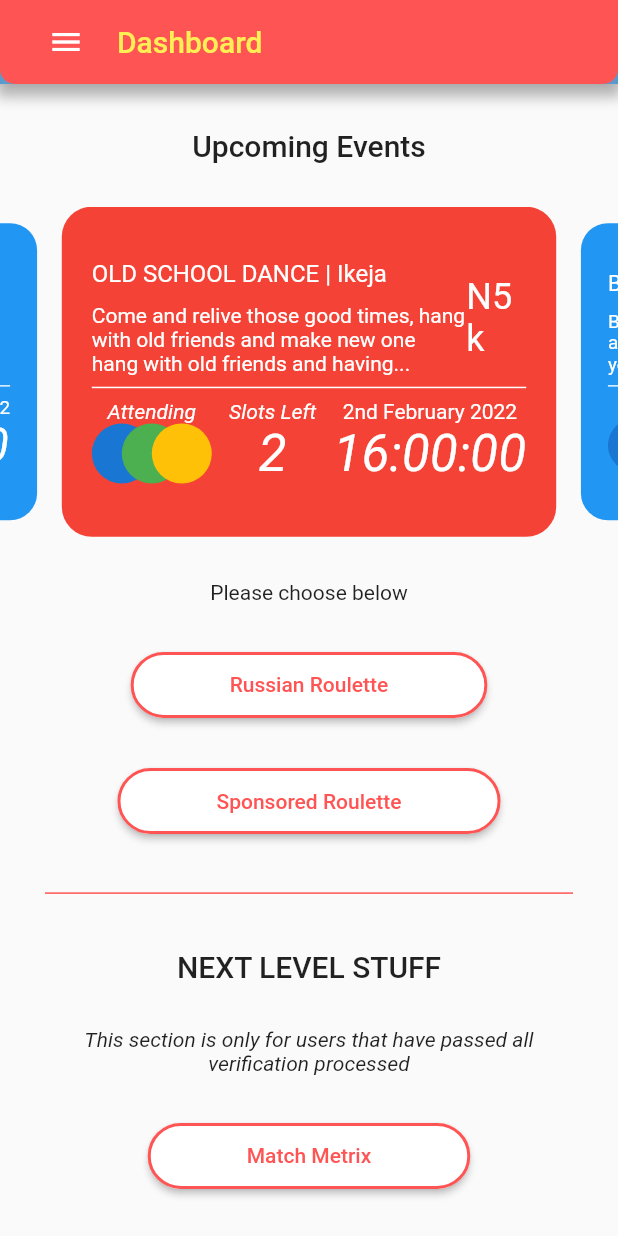
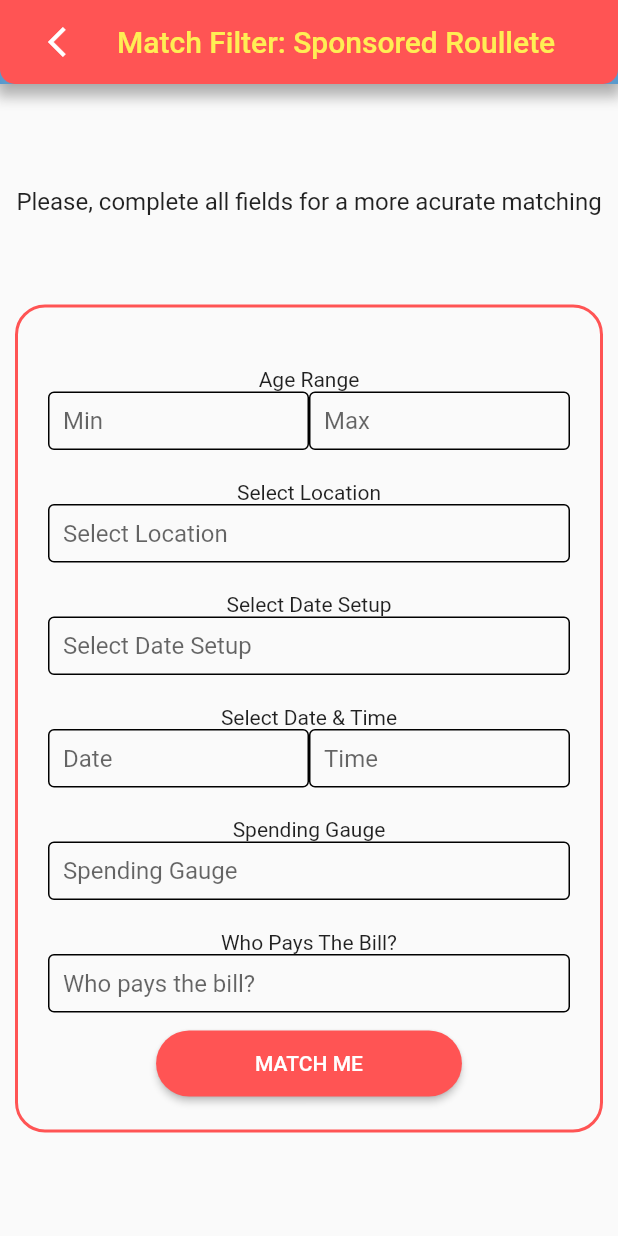
Before and after one commit to EniRox001/birddie, a Flutter app: the Dashboard screen opened directly, after a tap on "Sponsored Roulette", on a phone screen of 412 x 824 dp. Run offline on Flutter 3.47's test engine with Material 2 defaults, Android fonts, the phone set to English and light mode, and no system bars; drawn by our look-alikes of card_swiper; our stand-ins replace google_fonts, intl_phone_field.

Commit message:
completed sponsored roulette screen

```diff
--- a/lib/screens/dashboard.dart
+++ b/lib/screens/dashboard.dart
@@ -1,4 +1,5 @@
 import 'package:birddie/screens/event_details.dart';
+import 'package:birddie/screens/sponsored_roulette.dart';
 import 'package:birddie/utils/functions.dart';
 import 'package:birddie/widgets/w_appbar.dart';
 import 'package:birddie/widgets/w_elevated_button.dart';
@@ -64,7 +65,12 @@ class _DashboardState extends State<Dashboard> {
               outlined: true,
             ),
             WElevatedButton(
-              onPressed: () {},
+              onPressed: () {
+                navigate(
+                  context,
+                  const SponsoredRoullete(),
+                );
+              },
               text: 'Sponsored Roulette',
               outlined: true,
             ),
--- a/lib/screens/gender_dob.dart
+++ b/lib/screens/gender_dob.dart
@@ -5,6 +5,7 @@ import 'package:birddie/widgets/w_elevated_button.dart';
 import 'package:birddie/widgets/w_inputfield.dart';
 import 'package:flutter/material.dart';
 import 'package:google_fonts/google_fonts.dart';
+import 'package:birddie/widgets/w_gender_dob.dart';
 
 class GenderDOB extends StatefulWidget {
   const GenderDOB({super.key});
@@ -197,49 +198,3 @@ class _GenderDOBState extends State<GenderDOB> {
     );
   }
 }
-
-class WRememberMe extends StatelessWidget {
-  const WRememberMe({
-    Key? key,
-    required this.isChecked,
-    required this.text,
-    required this.onChanged,
-  }) : super(key: key);
-
-  final bool isChecked;
-  final String text;
-  final void Function(bool?) onChanged;
-
-  @override
-  Widget build(BuildContext context) {
-    return Row(
-      mainAxisAlignment: MainAxisAlignment.center,
-      children: [
-        Checkbox(
-          value: isChecked,
-          onChanged: onChanged,
-          shape: RoundedRectangleBorder(
-            borderRadius: BorderRadius.circular(
-              5.0,
-            ),
-          ),
-          checkColor: Colors.white,
-          activeColor: Colors.red,
-          side: const BorderSide(
-            color: Colors.red,
-            width: 2.5,
-          ),
-        ),
-        SizedBox(
-          width: MediaQuery.of(context).size.width / 1.4,
-          child: Text(text,
-              style: Theme.of(context)
-                  .textTheme
-                  .bodyText1!
-                  .copyWith(color: Colors.white),
-              textAlign: TextAlign.center),
-        )
-      ],
-    );
-  }
-}
--- /dev/null
+++ b/lib/screens/sponsored_roulette.dart
@@ -0,0 +1,199 @@
+import 'package:birddie/screens/gender_dob.dart';
+import 'package:birddie/utils/colors.dart';
+import 'package:birddie/utils/functions.dart';
+import 'package:birddie/widgets/w_appbar.dart';
+import 'package:birddie/widgets/w_elevated_button.dart';
+import 'package:birddie/widgets/w_textfield.dart';
+import 'package:flutter/material.dart';
+import 'package:flutter/services.dart';
+
+class SponsoredRoullete extends StatefulWidget {
+  const SponsoredRoullete({super.key});
+
+  @override
+  State<SponsoredRoullete> createState() => _SponsoredRoulleteState();
+}
+
+class _SponsoredRoulleteState extends State<SponsoredRoullete> {
+  TextEditingController minAgeController = TextEditingController();
+  TextEditingController maxAgeController = TextEditingController();
+  TextEditingController locationController = TextEditingController();
+  TextEditingController dateSetupController = TextEditingController();
+  TextEditingController dateController = TextEditingController();
+  TextEditingController timeController = TextEditingController();
+  TextEditingController spendingGaugeController = TextEditingController();
+  TextEditingController payBillController = TextEditingController();
+  bool termsAndConditionsRoulette = false;
+
+  @override
+  void dispose() {
+    minAgeController;
+    maxAgeController;
+    locationController;
+    dateSetupController;
+    dateController;
+    timeController;
+    spendingGaugeController;
+    payBillController;
+    super.dispose();
+  }
+
+  @override
+  Widget build(BuildContext context) {
+    return SafeArea(
+      child: Scaffold(
+        resizeToAvoidBottomInset: false,
+        appBar: AppBar(
+          automaticallyImplyLeading: false,
+          flexibleSpace: WAppBar(
+            onBackPressed: () => navigateBack(context),
+            title: 'Match Filter: Sponsored Roullete',
+            subData: false,
+          ),
+        ),
+        body: Padding(
+          padding: const EdgeInsets.all(10.0),
+          child: Column(
+            mainAxisAlignment: MainAxisAlignment.spaceEvenly,
+            crossAxisAlignment: CrossAxisAlignment.center,
+            children: <Widget>[
+              Text(
+                'Please, complete all fields for a more acurate matching',
+                style: Theme.of(context).textTheme.titleMedium,
+                textAlign: TextAlign.center,
+              ),
+              Container(
+                padding: const EdgeInsets.all(20.0),
+                decoration: BoxDecoration(
+                  border: Border.all(
+                    color: CustomColors.mainRedColor,
+                    width: 2.0,
+                  ),
+                  borderRadius: BorderRadius.circular(20.0),
+                ),
+                child: Column(
+                  children: <Widget>[
+                    WLabelTextField(
+                      text: 'Age Range',
+                      widget: Row(
+                        children: [
+                          Flexible(
+                            child: WTextField(
+                              controller: minAgeController,
+                              hintText: 'Min',
+                              inputType: TextInputType.number,
+                              inputFormatters: <TextInputFormatter>[
+                                FilteringTextInputFormatter.digitsOnly
+                              ],
+                            ),
+                          ),
+                          Flexible(
+                            child: WTextField(
+                              controller: maxAgeController,
+                              hintText: 'Max',
+                              inputType: TextInputType.number,
+                              inputFormatters: <TextInputFormatter>[
+                                FilteringTextInputFormatter.digitsOnly
+                              ],
+                            ),
+                          ),
+                        ],
+                      ),
+                    ),
+                    WLabelTextField(
+                      text: 'Select Location',
+                      widget: WTextField(
+                        controller: locationController,
+                        hintText: 'Select Location',
+                      ),
+                    ),
+                    WLabelTextField(
+                      text: 'Select Date Setup',
+                      widget: WTextField(
+                        controller: dateSetupController,
+                        hintText: 'Select Date Setup',
+                      ),
+                    ),
+                    WLabelTextField(
+                      text: 'Select Date & Time',
+                      widget: Row(
+                        children: [
+                          Flexible(
+                            child: WTextField(
+                              controller: dateController,
+                              hintText: 'Date',
+                              inputType: TextInputType.datetime,
+                            ),
+                          ),
+                          Flexible(
+                            child: WTextField(
+                              controller: timeController,
+                              hintText: 'Time',
+                              inputType: TextInputType.datetime,
+                            ),
+                          ),
+                        ],
+                      ),
+                    ),
+                    WLabelTextField(
+                      text: 'Spending Gauge',
+                      widget: WTextField(
+                        controller: spendingGaugeController,
+                        hintText: 'Spending Gauge',
+                        inputType: TextInputType.number,
+                        inputFormatters: <TextInputFormatter>[
+                          FilteringTextInputFormatter.digitsOnly
+                        ],
+                      ),
+                    ),
+                    WLabelTextField(
+                      text: 'Who Pays The Bill?',
+                      widget: WTextField(
+                        controller: payBillController,
+                        hintText: 'Who pays the bill?',
+                      ),
+                    ),
+                    const SizedBox(
+                      height: 10.0,
+                    ),
+                    WElevatedButton(
+                      onPressed: () => navigateBack(context),
+                      text: 'MATCH ME',
+                    )
+                  ],
+                ),
+              ),
+            ],
+          ),
+        ),
+      ),
+    );
+  }
+}
+
+class WLabelTextField extends StatelessWidget {
+  const WLabelTextField({
+    Key? key,
+    required this.text,
+    required this.widget,
+  }) : super(key: key);
+
+  final String text;
+  final Widget widget;
+
+  @override
+  Widget build(BuildContext context) {
+    return Column(
+      children: [
+        const SizedBox(
+          height: 20.0,
+        ),
+        Text(
+          text,
+          style: Theme.of(context).textTheme.bodyMedium,
+        ),
+        widget,
+      ],
+    );
+  }
+}
--- /dev/null
+++ b/lib/widgets/w_gender_dob.dart
@@ -0,0 +1,47 @@
+import 'package:flutter/material.dart';
+
+class WRememberMe extends StatelessWidget {
+  const WRememberMe({
+    Key? key,
+    required this.isChecked,
+    required this.text,
+    required this.onChanged,
+  }) : super(key: key);
+
+  final bool isChecked;
+  final String text;
+  final void Function(bool?) onChanged;
+
+  @override
+  Widget build(BuildContext context) {
+    return Row(
+      mainAxisAlignment: MainAxisAlignment.center,
+      children: [
+        Checkbox(
+          value: isChecked,
+          onChanged: onChanged,
+          shape: RoundedRectangleBorder(
+            borderRadius: BorderRadius.circular(
+              5.0,
+            ),
+          ),
+          checkColor: Colors.white,
+          activeColor: Colors.red,
+          side: const BorderSide(
+            color: Colors.red,
+            width: 2.5,
+          ),
+        ),
+        SizedBox(
+          width: MediaQuery.of(context).size.width / 1.4,
+          child: Text(text,
+              style: Theme.of(context)
+                  .textTheme
+                  .bodyText1!
+                  .copyWith(color: Colors.white),
+              textAlign: TextAlign.center),
+        )
+      ],
+    );
+  }
+}
--- a/lib/widgets/w_textfield.dart
+++ b/lib/widgets/w_textfield.dart
@@ -1,18 +1,25 @@
 import 'package:flutter/material.dart';
+import 'package:flutter/services.dart';
 
 class WTextField extends StatelessWidget {
   const WTextField({
     Key? key,
     required this.controller,
     required this.hintText,
+    this.inputType = TextInputType.text,
+    this.inputFormatters = const <TextInputFormatter>[],
   }) : super(key: key);
 
   final TextEditingController controller;
   final String hintText;
+  final TextInputType inputType;
+  final List inputFormatters;
 
   @override
   Widget build(BuildContext context) {
     return TextFormField(
+      keyboardType: inputType,
+      inputFormatters: [],
       decoration: InputDecoration(
         isDense: true,
         contentPadding: const EdgeInsets.all(10),
```
